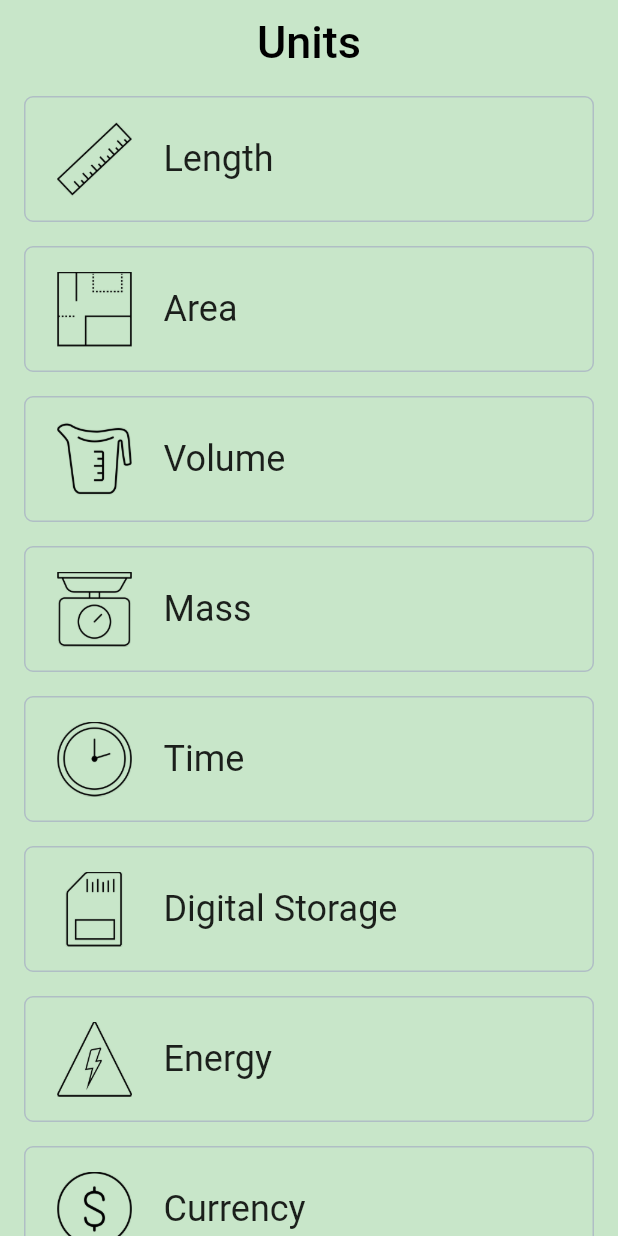
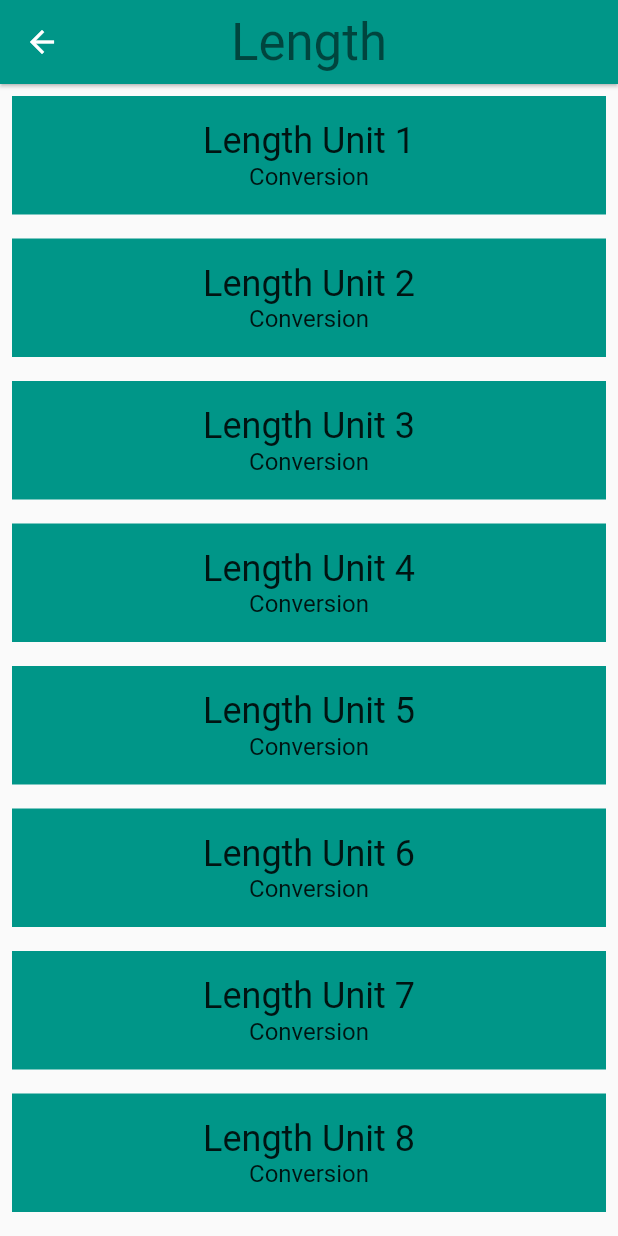
Before and after one commit to MosRos/flutter_udacity_course, a Flutter app: the screen it shows after launch, after a tap on "Length", on a phone screen of 412 x 824 dp. Run offline on Flutter 3.47's test engine with Material 2 defaults, Android fonts, the phone set to English and light mode, and no system bars.

Commit message:
* navigation sample added

```diff
--- /dev/null
+++ b/lib/4_navigation/category_route.dart
@@ -0,0 +1,111 @@
+
+import 'package:flutter/material.dart';
+import 'package:flutter/widgets.dart';
+import 'package:udacity_sample/4_navigation/widgets.dart';
+import 'package:udacity_sample/model/category.dart';
+import 'package:udacity_sample/model/unit.dart';
+
+
+final _backgroundColor = Colors.green[100];
+
+class CategoryRoute extends StatelessWidget {
+
+  const CategoryRoute();
+
+  static const _categoryNames = <String>[
+    'Length',
+    'Area',
+    'Volume',
+    'Mass',
+    'Time',
+    'Digital Storage',
+    'Energy',
+    'Currency',
+  ];
+
+  static const _icons = <String>[
+    'assets/icons/length.png',
+    'assets/icons/area.png',
+    'assets/icons/volume.png',
+    'assets/icons/mass.png',
+    'assets/icons/time.png',
+    'assets/icons/digital_storage.png',
+    'assets/icons/power.png',
+    'assets/icons/currency.png',
+  ];
+
+  static const _baseColors = <Color>[
+    Colors.teal,
+    Colors.orange,
+    Colors.pinkAccent,
+    Colors.blueAccent,
+    Colors.yellow,
+    Colors.greenAccent,
+    Colors.purpleAccent,
+    Colors.red,
+  ];
+
+  /// Returns a list of mock [Unit]s.
+  List<Unit> _retrieveUnitList(String categoryName) {
+    return List.generate(10, (int i) {
+      i += 1;
+      return Unit(
+        name: '$categoryName Unit $i',
+        conversion: i.toDouble(),
+      );
+    });
+  }
+
+  @override
+  Widget build(BuildContext context) {
+
+    final categories = <CategoryWidget>[];
+
+    for(var i = 0; i < _categoryNames.length; i++) {
+      categories.add(CategoryWidget(category: Category(
+        name: _categoryNames[i],
+        color: _baseColors[i],
+        iconLocation: _icons[i],
+        units: _retrieveUnitList(_categoryNames[i])
+      ),));
+    }
+
+
+    return MaterialApp(
+      debugShowCheckedModeBanner: false,
+      title: 'Simple Category Widget',
+      home: Scaffold(
+        appBar: _appBar(),
+        body: Container(
+          color: _backgroundColor,
+          padding: EdgeInsets.symmetric(horizontal: 8.0),
+          child: _listView(categories),
+        ),
+      ),
+    );
+  }
+
+  Widget _appBar() {
+    return AppBar(
+      elevation: 0.0,
+      title: Text(
+        'Units',
+        style: TextStyle(
+          color: Colors.black,
+          fontSize: 30.0,
+        ),
+      ),
+      centerTitle: true,
+      backgroundColor: _backgroundColor,
+    );
+  }
+
+  Widget _listView(List<Widget> categories) {
+    return ListView.builder(
+        itemCount: categories.length,
+        itemBuilder: (context, index) => categories[index]
+    );
+
+  }
+
+}
--- /dev/null
+++ b/lib/4_navigation/unit_converter_route.dart
@@ -0,0 +1,50 @@
+
+
+import 'package:flutter/material.dart';
+import 'package:flutter/widgets.dart';
+import 'package:udacity_sample/model/unit.dart';
+
+class ConverterRoute extends StatelessWidget {
+
+  final Color color;
+  final List<Unit> units;
+
+  const ConverterRoute({
+    @required this.color,
+    @required this.units
+  }) :
+        assert(color != null),
+        assert(units != null);
+
+//  @override
+//  StatelessElement createElement() {
+//
+//  }
+
+  @override
+  Widget build(BuildContext context) {
+    final unitWidgets = units.map((Unit unit){
+      return Container(
+        color: color,
+        margin: EdgeInsets.all(8.0),
+        padding: EdgeInsets.all(16.0),
+        child: Column(
+          children: <Widget>[
+            Text(
+              unit.name,
+              style: Theme.of(context).textTheme.headline,
+            ),
+            Text(
+              'Conversion',
+              style: Theme.of(context).textTheme.subhead,
+            )
+          ],
+        ),
+      );
+    }).toList();
+
+    return ListView(
+      children: unitWidgets,
+    );
+  }
+}
--- /dev/null
+++ b/lib/4_navigation/widgets.dart
@@ -0,0 +1,92 @@
+
+import 'package:flutter/material.dart';
+import 'package:flutter/widgets.dart';
+import 'package:udacity_sample/4_navigation/unit_converter_route.dart';
+import 'package:udacity_sample/model/category.dart';
+
+final _rowHeight = 100.0;
+final _borderRadius = BorderRadius.circular(6.0);
+
+class CategoryWidget extends StatelessWidget {
+  final Category category;
+
+  const CategoryWidget({
+    @required this.category
+  }) : assert(category != null);
+
+
+  void _navigateToConverterRoute(BuildContext context) {
+    Navigator.of(context).push(MaterialPageRoute<Null>(
+      builder: (BuildContext buildContext) {
+        return Scaffold(
+          appBar: AppBar(
+            elevation: 1.0,
+            title: Text(
+              category.name,
+              style: Theme.of(context).textTheme.display1,
+            ),
+            centerTitle: true,
+            backgroundColor: category.color,
+          ),
+          body: ConverterRoute(
+            color: category.color,
+            units: category.units,
+          ),
+        );
+      }
+    ));
+  }
+
+
+  @override
+  Widget build(BuildContext context) {
+    return Material(
+      color: Colors.transparent,
+      child: Container(
+        height: _rowHeight,
+        padding: EdgeInsets.all(8.0),
+        child: InkWell(
+          borderRadius: _borderRadius,
+          highlightColor: category.color,
+          splashColor: Colors.blueGrey[100],
+          customBorder: Border.all(color: Colors.blueGrey[200], width: 1.0, style: BorderStyle.solid),
+          onTap: () {
+            print('I Was Tapped');
+            _navigateToConverterRoute(context);
+          },
+          child: Container(
+            decoration: BoxDecoration(
+                border: Border.all(color: Colors.blueGrey[200], width: 1.0, style: BorderStyle.solid),
+                borderRadius: BorderRadius.circular(6.0)
+            ),
+            padding: EdgeInsets.all(8.0),
+            child: Row(
+              crossAxisAlignment: CrossAxisAlignment.stretch,
+              children: <Widget>[
+                Container(
+                  padding: EdgeInsets.fromLTRB(8.0, 8.0, 16.0, 8.0),
+                  child: Image.asset(
+                    category.iconLocation,
+                    height: 60.0,
+                    width: 60.0,
+                  ),
+                ),
+                Expanded(
+                  child: Container(
+                    alignment: Alignment.centerLeft,
+                    height: _rowHeight,
+                    child: Text(
+                      category.name,
+                      textAlign: TextAlign.center,
+                      style: TextStyle(fontSize: 24.0, fontStyle: FontStyle.normal, color: Colors.black87),
+                    ),
+                  ),
+                )
+              ],
+            ),
+          ),
+        ),
+      ),
+    );
+  }
+}
--- a/lib/main.dart
+++ b/lib/main.dart
@@ -2,9 +2,10 @@ import 'package:flutter/material.dart';
 import 'package:udacity_sample/1_rectangle/rectangle.dart';
 import 'package:udacity_sample/2_category/simple_category_app.dart';
 import 'package:udacity_sample/3_category_list/static_list_app.dart';
+import 'package:udacity_sample/4_navigation/category_route.dart';
 import 'package:udacity_sample/input_currency.dart';
 
-void main() => runApp(StaticListApp());
+void main() => runApp(CategoryRoute());
 
 class UnitConverterApp extends StatelessWidget {
 
--- a/lib/model/category.dart
+++ b/lib/model/category.dart
@@ -0,0 +1,23 @@
+
+
+import 'package:flutter/cupertino.dart';
+import 'package:udacity_sample/model/unit.dart';
+
+class Category {
+  final String name;
+  final ColorSwatch color;
+  final String iconLocation;
+  final List<Unit> units;
+
+  const Category({
+    Key key,
+    @required this.name,
+    @required this.color,
+    @required this.iconLocation,
+    @required this.units
+  }) : assert(name != null),
+        assert(color != null),
+        assert(iconLocation != null),
+        assert(units != null),
+        super();
+}
--- a/lib/model/unit.dart
+++ b/lib/model/unit.dart
@@ -1,6 +1,3 @@
-
-
-
 
 import 'package:flutter/cupertino.dart';
 
@@ -8,9 +5,19 @@ class Unit {
   final String name;
   final double conversion;
 
+  /// A [Unit] stores its name and conversion factor.
+  ///
+  /// An example would be 'Meter' and '1.0'.
   const Unit({
     @required this.name,
-    @required this.conversion
-  }) : assert(name != null),
-   assert(conversion != null);
+    @required this.conversion,
+  })  : assert(name != null),
+        assert(conversion != null);
+
+  /// Creates a [Unit] from a JSON object.
+  Unit.fromJson(Map jsonMap)
+      : assert(jsonMap['name'] != null),
+        assert(jsonMap['conversion'] != null),
+        name = jsonMap['name'],
+        conversion = jsonMap['conversion'].toDouble();
 }
```
